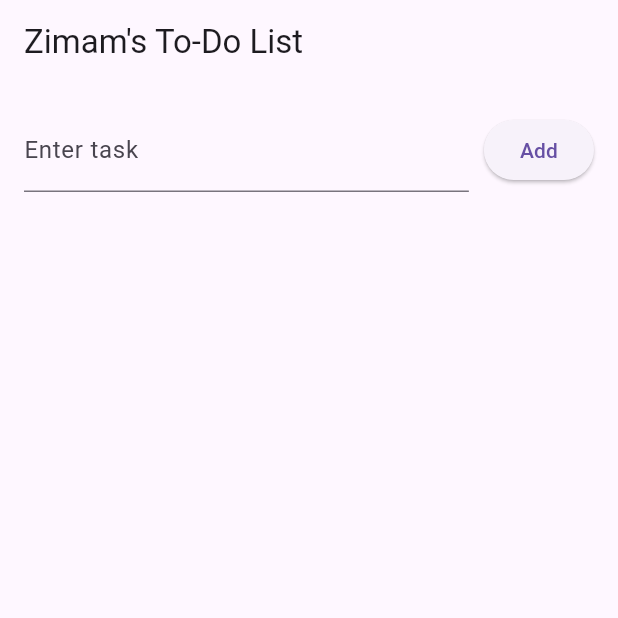
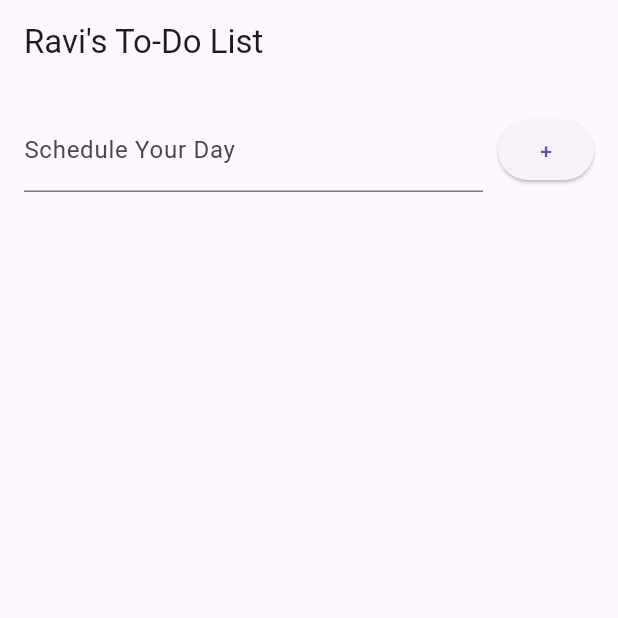
Before and after one commit to zimam007/todolist, a Flutter app: the screen it shows after launch, on a phone screen of 412 x 824 dp, the top half of it. Run offline on Flutter 3.47's test engine with Material 3 defaults, Android fonts, the phone set to English and light mode, and no system bars.

Commit message:
ravi commit

```diff
--- a/lib/main.dart
+++ b/lib/main.dart
@@ -61,7 +61,7 @@ class _ToDoListState extends State<ToDoList> {
   Widget build(BuildContext context) {
     return Scaffold(
       appBar: AppBar(
-        title: Text("Zimam's To-Do List"),
+        title: Text("Ravi's To-Do List"),
       ),
       body: Column(
         children: [
@@ -72,13 +72,13 @@ class _ToDoListState extends State<ToDoList> {
                 Expanded(
                   child: TextField(
                     controller: _taskController,
-                    decoration: InputDecoration(labelText: 'Enter task'),
+                    decoration: InputDecoration(labelText: 'Schedule Your Day'),
                   ),
                 ),
                 SizedBox(width: 10),
                 ElevatedButton(
                   onPressed: _addTask,
-                  child: Text('Add'),
+                  child: Text('+'),
                 ),
               ],
             ),
```
